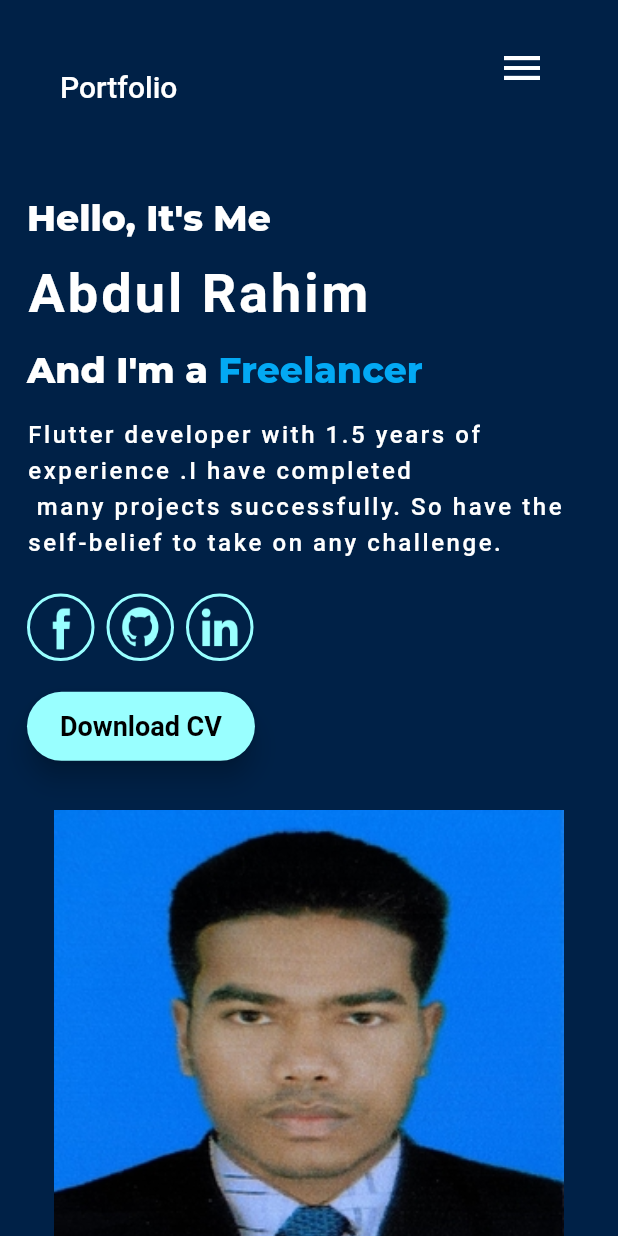
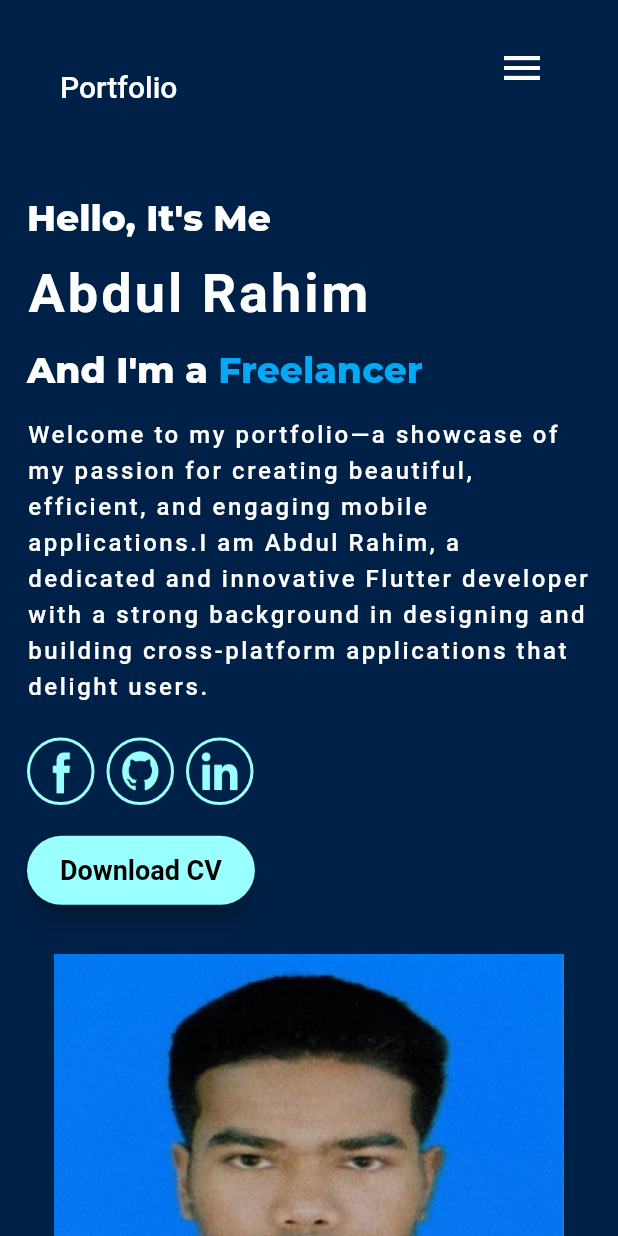
Before and after one commit to nextive-rahim/portfolio_web_app, a Flutter app: the screen it shows after launch, on a phone screen of 412 x 824 dp. Run offline on Flutter 3.47's test engine with Material 2 defaults, Android fonts, the phone set to English and light mode, and no system bars; drawn by our look-alikes of animated_text_kit, scrollable_positioned_list; our stand-ins replace animate_do, google_fonts; missing offline and left inert: dart:html.

```diff
--- a/lib/helper class/views/home_page.dart
+++ b/lib/helper class/views/home_page.dart
@@ -133,9 +133,9 @@ class _HomePageState extends State<HomePage> {
         FadeInDown(
           duration: const Duration(milliseconds: 1600),
           child: Text(
-            'Flutter developer with 1.5 years of experience .I have completed'
-            '\n many projects successfully. So have the self-belief'
-            ' to take on any challenge.',
+            'Welcome to my portfolio—a showcase of my passion for creating beautiful, efficient, and engaging mobile applications.'
+            'I am Abdul Rahim, a dedicated and innovative Flutter developer with a strong background in designing and'
+            ' building cross-platform applications that delight users.',
             style: AppTextStyles.normalStyle(),
           ),
         ),
```
